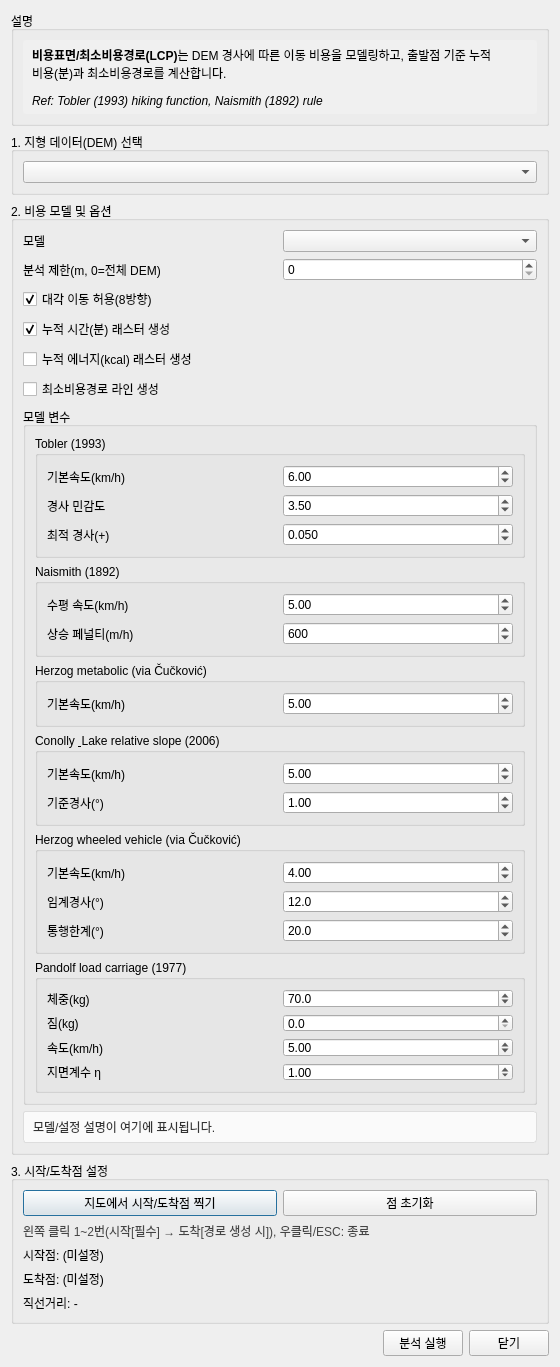
Before: the Qt Designer form tools/cost_surface_dialog_base.ui in lzpxilfe/ar, drawn with Qt 5.
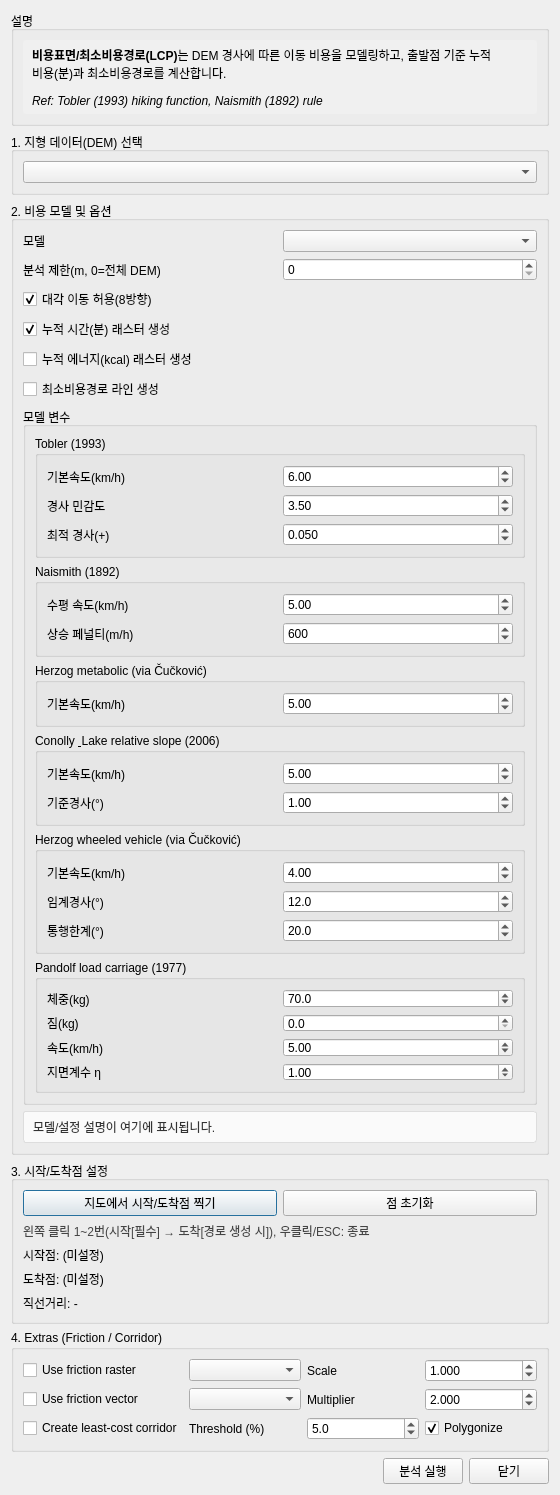
After: the same form once the commit is applied. Custom widgets are drawn as their Qt base class.

Commit message: Cost/LCP: corridor + friction inputs

What changed in the file:
```diff
--- a/tools/cost_surface_dialog_base.ui
+++ b/tools/cost_surface_dialog_base.ui
@@ -744,6 +744,155 @@
        </widget>
       </item>
      </layout>
+   </widget>
+   </item>
+   <item>
+    <widget class="QGroupBox" name="groupExtras">
+     <property name="title">
+      <string>4. Extras (Friction / Corridor)</string>
+     </property>
+     <layout class="QGridLayout" name="gridLayout_Extras">
+      <item row="0" column="0">
+       <widget class="QCheckBox" name="chkUseFrictionRaster">
+        <property name="text">
+         <string>Use friction raster</string>
+        </property>
+        <property name="toolTip">
+         <string>Multiply movement costs by raster values (resampled to DEM window). NoData is treated as 1.</string>
+        </property>
+        <property name="checked">
+         <bool>false</bool>
+        </property>
+       </widget>
+      </item>
+      <item row="0" column="1">
+       <widget class="QgsMapLayerComboBox" name="cmbFrictionRaster"/>
+      </item>
+      <item row="0" column="2">
+       <widget class="QLabel" name="lblFrictionRasterScale">
+        <property name="text">
+         <string>Scale</string>
+        </property>
+       </widget>
+      </item>
+      <item row="0" column="3">
+       <widget class="QDoubleSpinBox" name="spinFrictionRasterScale">
+        <property name="decimals">
+         <number>3</number>
+        </property>
+        <property name="minimum">
+         <double>0.000000000000000</double>
+        </property>
+        <property name="maximum">
+         <double>1000.000000000000000</double>
+        </property>
+        <property name="singleStep">
+         <double>0.100000000000000</double>
+        </property>
+        <property name="value">
+         <double>1.000000000000000</double>
+        </property>
+       </widget>
+      </item>
+      <item row="1" column="0">
+       <widget class="QCheckBox" name="chkUseFrictionVector">
+        <property name="text">
+         <string>Use friction vector</string>
+        </property>
+        <property name="toolTip">
+         <string>Rasterizes the vector layer to the DEM grid (same CRS only), then multiplies costs by the multiplier where features exist.</string>
+        </property>
+        <property name="checked">
+         <bool>false</bool>
+        </property>
+       </widget>
+      </item>
+      <item row="1" column="1">
+       <widget class="QgsMapLayerComboBox" name="cmbFrictionVector"/>
+      </item>
+      <item row="1" column="2">
+       <widget class="QLabel" name="lblFrictionVectorMult">
+        <property name="text">
+         <string>Multiplier</string>
+        </property>
+       </widget>
+      </item>
+      <item row="1" column="3">
+       <widget class="QDoubleSpinBox" name="spinFrictionVectorMult">
+        <property name="decimals">
+         <number>3</number>
+        </property>
+        <property name="minimum">
+         <double>0.000000000000000</double>
+        </property>
+        <property name="maximum">
+         <double>1000.000000000000000</double>
+        </property>
+        <property name="singleStep">
+         <double>0.500000000000000</double>
+        </property>
+        <property name="value">
+         <double>2.000000000000000</double>
+        </property>
+       </widget>
+      </item>
+      <item row="2" column="0">
+       <widget class="QCheckBox" name="chkCreateCorridor">
+        <property name="text">
+         <string>Create least-cost corridor</string>
+        </property>
+        <property name="toolTip">
+         <string>Creates a corridor raster where cost(start→cell)+cost(end→cell) ≤ best_cost × (1 + threshold%). Uses time cost (or energy for Pandolf).</string>
+        </property>
+        <property name="checked">
+         <bool>false</bool>
+        </property>
+       </widget>
+      </item>
+      <item row="2" column="1" colspan="3">
+       <layout class="QHBoxLayout" name="horizontalLayout_Corridor">
+        <item>
+         <widget class="QLabel" name="lblCorridorPercent">
+          <property name="text">
+           <string>Threshold (%)</string>
+          </property>
+         </widget>
+        </item>
+        <item>
+         <widget class="QDoubleSpinBox" name="spinCorridorPercent">
+          <property name="decimals">
+           <number>1</number>
+          </property>
+          <property name="minimum">
+           <double>0.000000000000000</double>
+          </property>
+          <property name="maximum">
+           <double>100.000000000000000</double>
+          </property>
+          <property name="singleStep">
+           <double>1.000000000000000</double>
+          </property>
+          <property name="value">
+           <double>5.000000000000000</double>
+          </property>
+         </widget>
+        </item>
+        <item>
+         <widget class="QCheckBox" name="chkCorridorPolygon">
+          <property name="text">
+           <string>Polygonize</string>
+          </property>
+          <property name="toolTip">
+           <string>Creates a corridor polygon layer (GeoPackage) from the corridor raster.</string>
+          </property>
+          <property name="checked">
+           <bool>true</bool>
+          </property>
+         </widget>
+        </item>
+       </layout>
+      </item>
+     </layout>
     </widget>
    </item>
    <item>
```
The commit also changes 3 other files.
